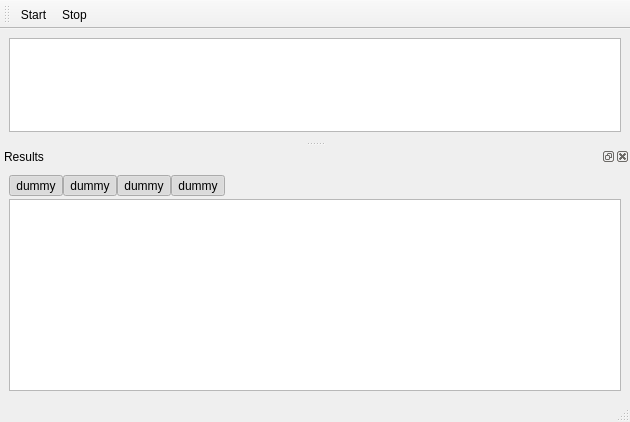
The window that plugins/xtest/qxrunner/runnerwindow.ui (KDE/kdevelop) describes before a commit, drawn with Qt 5.
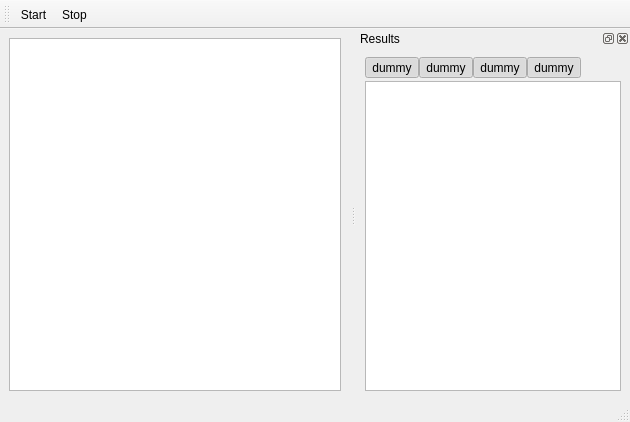
The same window after the commit. Icons and pictures are not drawn.

What changed in the file:
```diff
--- a/plugins/xtest/qxrunner/runnerwindow.ui
+++ b/plugins/xtest/qxrunner/runnerwindow.ui
@@ -21,8 +21,8 @@
     <rect>
      <x>0</x>
      <y>34</y>
-     <width>630</width>
-     <height>196</height>
+     <width>186</width>
+     <height>369</height>
     </rect>
    </property>
    <layout class="QGridLayout" >
@@ -40,6 +40,9 @@
       <property name="selectionMode" >
        <enum>QAbstractItemView::SingleSelection</enum>
       </property>
+      <property name="indentation" >
+       <number>15</number>
+      </property>
      </widget>
     </item>
    </layout>
@@ -81,10 +84,10 @@
   <widget class="QDockWidget" name="dockResults" >
    <property name="geometry" >
     <rect>
-     <x>0</x>
-     <y>236</y>
-     <width>630</width>
-     <height>167</height>
+     <x>192</x>
+     <y>34</y>
+     <width>438</width>
+     <height>369</height>
     </rect>
    </property>
    <property name="features" >
@@ -94,15 +97,15 @@
     <string>Results</string>
    </property>
    <attribute name="dockWidgetArea" >
-    <number>8</number>
+    <number>2</number>
    </attribute>
    <widget class="QWidget" name="dockWidgetContents" >
     <property name="geometry" >
      <rect>
       <x>0</x>
       <y>20</y>
-      <width>630</width>
-      <height>147</height>
+      <width>438</width>
+      <height>349</height>
      </rect>
     </property>
     <layout class="QVBoxLayout" >
```
